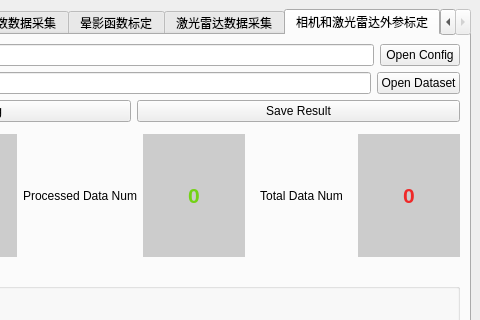
Old version of the form src/mainwindow.ui in the repository KangJialiang/Data-Platform; both pictures show x 212 to 692 and y 0 to 320 of the 692 by 614 pixel window.
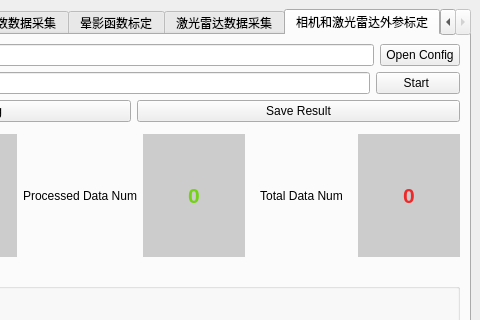
New version of the form.

Commit message: delete openDatasetButton. add startButtonP6

What changed in the file:
```diff
--- a/src/mainwindow.ui
+++ b/src/mainwindow.ui
@@ -1355,7 +1355,7 @@
              <bool>true</bool>
             </property>
             <property name="text">
-             <string>Open Dataset</string>
+             <string>       Start        </string>
             </property>
            </widget>
           </item>
```
Left out of the diff: 2 changed lines with no effect on the pictures. The commit also changes 2 other files.
